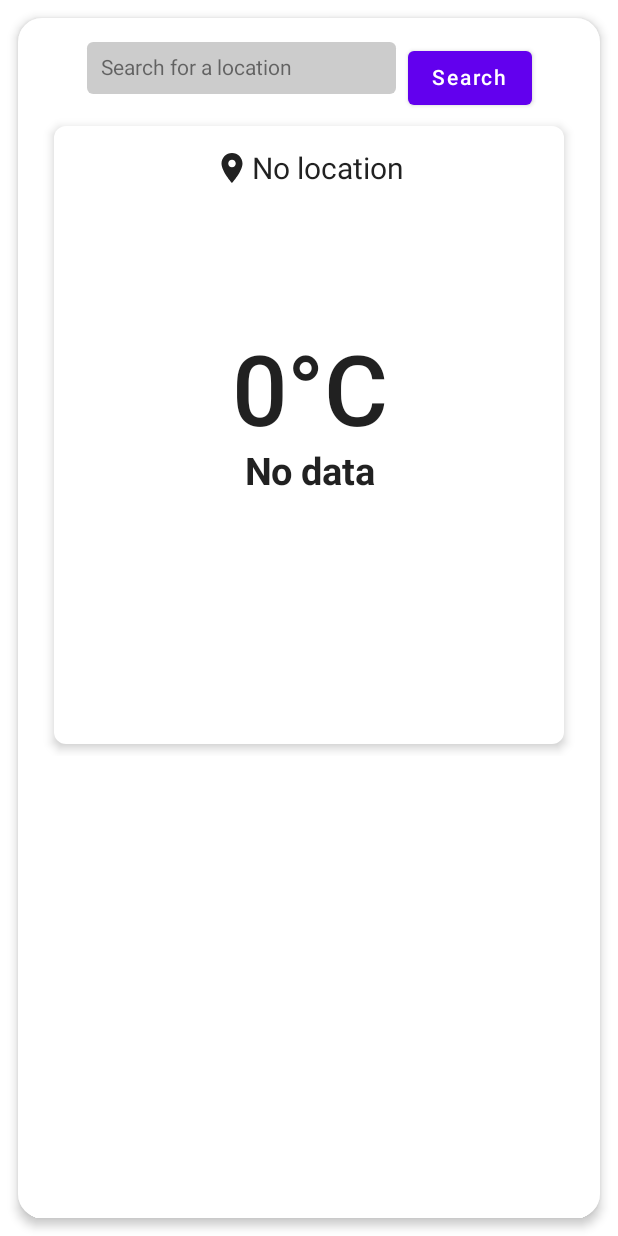
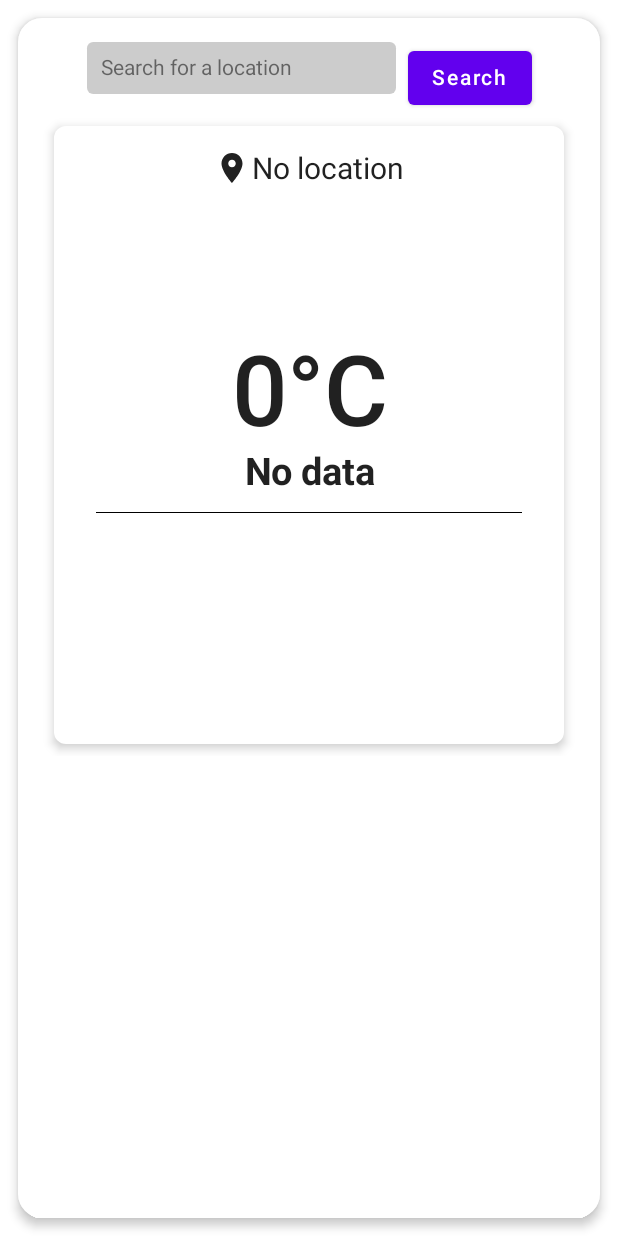
Before and after one commit to Kiekara/weather-app, an Android app built with Jetpack Compose: the screen it shows after launch (MainActivity), on a phone screen of 412 x 824 dp. Run offline under Robolectric (Android 15) with nearby library versions, the phone set to English and light mode, and no system bars.

Commit message:
Add Composable function OtherWeatherInfo

```diff
--- /dev/null
+++ b/WeatherApp/app/src/main/java/fi/tuni/weatherapp/weatherview/OtherWeatherInfo.kt
@@ -0,0 +1,8 @@
+package fi.tuni.weatherapp.weatherview
+
+import androidx.compose.runtime.Composable
+
+@Composable
+fun OtherWeatherInfo() {
+
+}
--- a/WeatherApp/app/src/main/java/fi/tuni/weatherapp/weatherview/WeatherView.kt
+++ b/WeatherApp/app/src/main/java/fi/tuni/weatherapp/weatherview/WeatherView.kt
@@ -4,12 +4,14 @@ import androidx.compose.foundation.layout.*
 import androidx.compose.foundation.shape.CornerSize
 import androidx.compose.foundation.shape.RoundedCornerShape
 import androidx.compose.material.Card
+import androidx.compose.material.Divider
 import androidx.compose.material.Surface
 import androidx.compose.material.icons.Icons
 import androidx.compose.material.icons.filled.LocationOn
 import androidx.compose.runtime.Composable
 import androidx.compose.ui.Alignment
 import androidx.compose.ui.Modifier
+import androidx.compose.ui.graphics.Color
 import androidx.compose.ui.platform.LocalConfiguration
 import androidx.compose.ui.unit.dp
 import androidx.compose.ui.unit.sp
@@ -47,6 +49,12 @@ fun WeatherView(
                     temperature = temperature,
                     weather = weather
                 )
+                Divider(
+                    modifier = Modifier.padding(12.dp),
+                    color = Color.Black,
+                    thickness = 0.5.dp
+                )
+                OtherWeatherInfo()
             }
         }
     }
```
